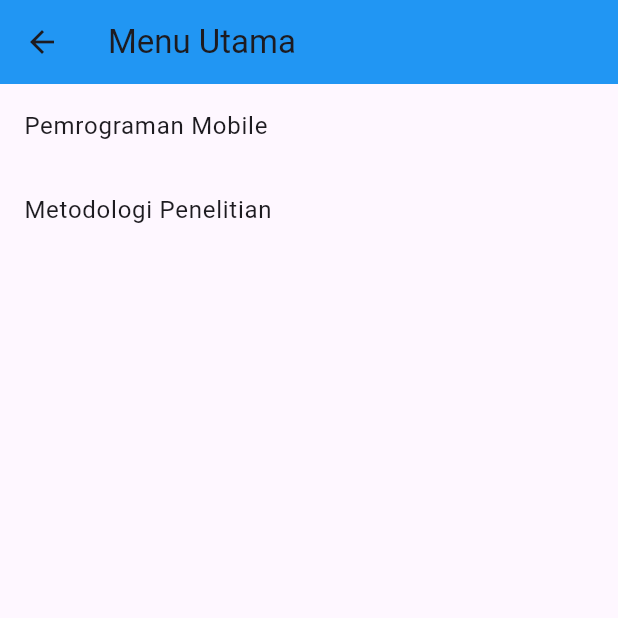
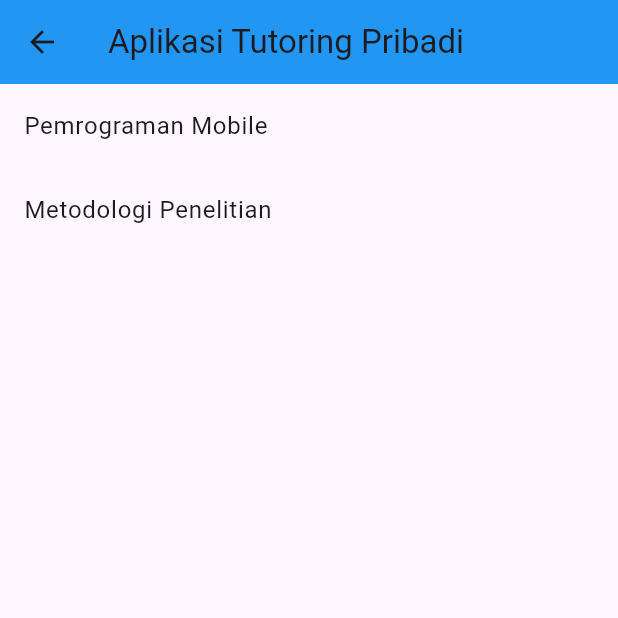
Before and after one commit to Kagachi1/aplikasi_tutor_pribadi, a Flutter app: the MenuPage screen opened by its route, on a phone screen of 412 x 824 dp, the top half of it. Run offline on Flutter 3.47's test engine with Material 3 defaults, Android fonts, the phone set to English and light mode, and no system bars.

Commit message:
sedikit penyesuaian pada main menu atau home

```diff
--- a/lib/menu.dart
+++ b/lib/menu.dart
@@ -30,7 +30,7 @@ class MenuPage extends StatelessWidget {
   Widget build(BuildContext context) {
     return Scaffold(
       appBar: AppBar(
-        title: Text('Menu Utama'),
+        title: Text('Aplikasi Tutoring Pribadi'),
         backgroundColor: Colors.blue,
       ),
       body: ListView.builder(
```
